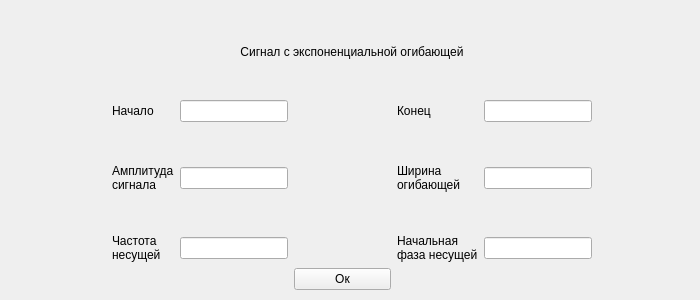
Before: the Qt Designer form ui/TonalEnvelope.ui in FroggyKwa/SignalAnalyzer, drawn with Qt 5.
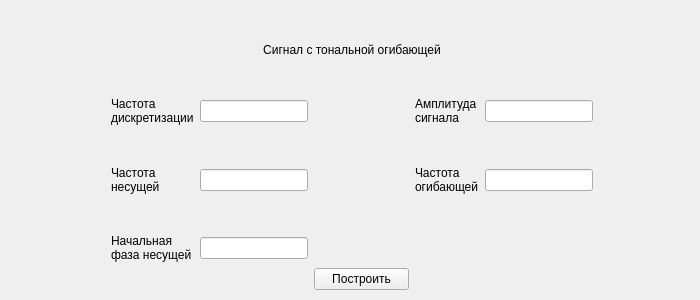
After: the same form once the commit is applied.

Diff of the .ui file:
```diff
--- a/ui/TonalEnvelope.ui
+++ b/ui/TonalEnvelope.ui
@@ -39,15 +39,7 @@
     <item row="8" column="3">
      <widget class="QPushButton" name="OkButton">
       <property name="text">
-       <string>Ок</string>
-      </property>
-     </widget>
-    </item>
-    <item row="5" column="1">
-     <widget class="QLabel" name="amplitude_edit">
-      <property name="text">
-       <string>Амплитуда
-сигнала</string>
+       <string>Построить</string>
       </property>
      </widget>
     </item>
@@ -77,27 +69,6 @@
       </property>
      </spacer>
     </item>
-    <item row="3" column="4">
-     <widget class="QLabel" name="end_edit">
-      <property name="text">
-       <string>Конец</string>
-      </property>
-     </widget>
-    </item>
-    <item row="7" column="5">
-     <widget class="QLineEdit" name="lineEdit"/>
-    </item>
-    <item row="5" column="2">
-     <widget class="QLineEdit" name="lineEdit_4"/>
-    </item>
-    <item row="7" column="4">
-     <widget class="QLabel" name="start_fase">
-      <property name="text">
-       <string>Начальная
-фаза несущей</string>
-      </property>
-     </widget>
-    </item>
     <item row="6" column="2">
      <spacer name="verticalSpacer_2">
       <property name="orientation">
@@ -112,18 +83,7 @@
      </spacer>
     </item>
     <item row="3" column="2">
-     <widget class="QLineEdit" name="start_edit"/>
-    </item>
-    <item row="3" column="5">
-     <widget class="QLineEdit" name="lineEdit_8"/>
-    </item>
-    <item row="7" column="1">
-     <widget class="QLabel" name="frequency">
-      <property name="text">
-       <string>Частота
-несущей</string>
-      </property>
-     </widget>
+     <widget class="QLineEdit" name="start"/>
     </item>
     <item row="5" column="0">
      <spacer name="horizontalSpacer_2">
@@ -151,13 +111,10 @@
       </property>
      </spacer>
     </item>
-    <item row="7" column="2">
-     <widget class="QLineEdit" name="lineEdit_5"/>
-    </item>
     <item row="5" column="4">
      <widget class="QLabel" name="width_envelope">
       <property name="text">
-       <string>Ширина
+       <string>Частота
 огибающей</string>
       </property>
      </widget>
@@ -168,7 +125,7 @@
        <enum>Qt::LeftToRight</enum>
       </property>
       <property name="text">
-       <string>Сигнал с экспоненциальной огибающей</string>
+       <string>Сигнал с тональной огибающей</string>
       </property>
       <property name="alignment">
        <set>Qt::AlignCenter</set>
@@ -178,7 +135,8 @@
     <item row="3" column="1">
      <widget class="QLabel" name="start_edit_2">
       <property name="text">
-       <string>Начало</string>
+       <string>Частота
+дискретизации</string>
       </property>
      </widget>
     </item>
@@ -198,6 +156,39 @@
       </property>
      </spacer>
     </item>
+    <item row="3" column="4">
+     <widget class="QLabel" name="amplitude_edit">
+      <property name="text">
+       <string>Амплитуда
+сигнала</string>
+      </property>
+     </widget>
+    </item>
+    <item row="3" column="5">
+     <widget class="QLineEdit" name="a"/>
+    </item>
+    <item row="5" column="1">
+     <widget class="QLabel" name="frequency">
+      <property name="text">
+       <string>Частота
+несущей</string>
+      </property>
+     </widget>
+    </item>
+    <item row="5" column="2">
+     <widget class="QLineEdit" name="fn"/>
+    </item>
+    <item row="7" column="1">
+     <widget class="QLabel" name="start_fase">
+      <property name="text">
+       <string>Начальная
+фаза несущей</string>
+      </property>
+     </widget>
+    </item>
+    <item row="7" column="2">
+     <widget class="QLineEdit" name="fi"/>
+    </item>
    </layout>
   </widget>
  </widget>
```
Left out of the diff: 4 changed lines with no effect on the pictures.
